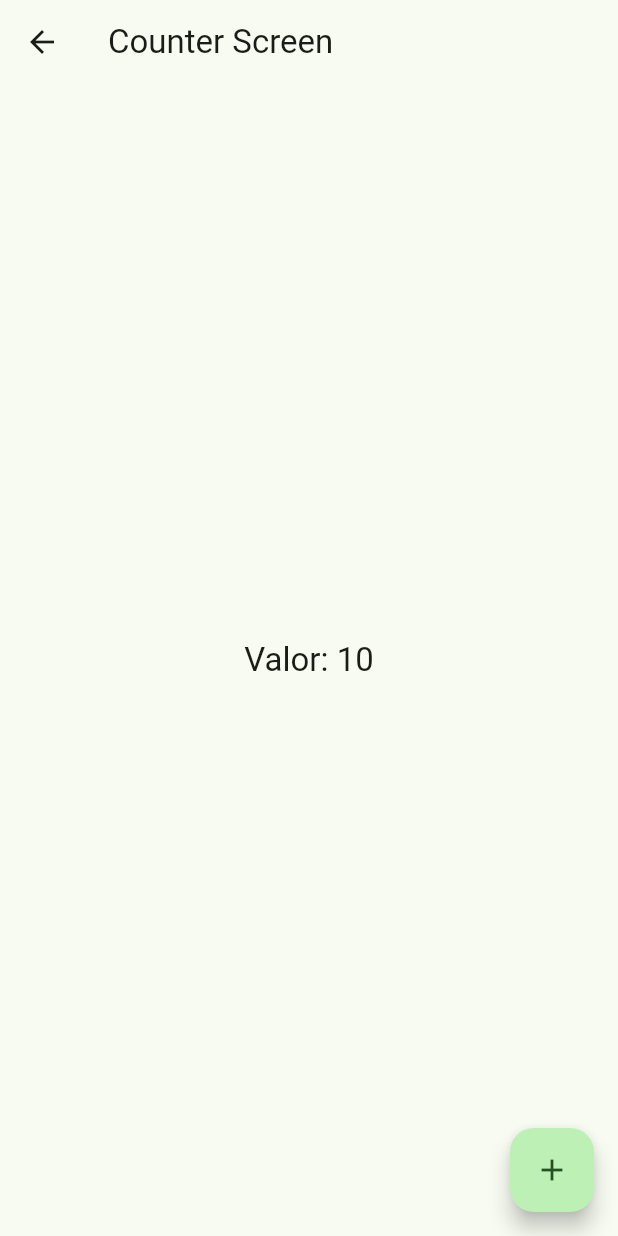
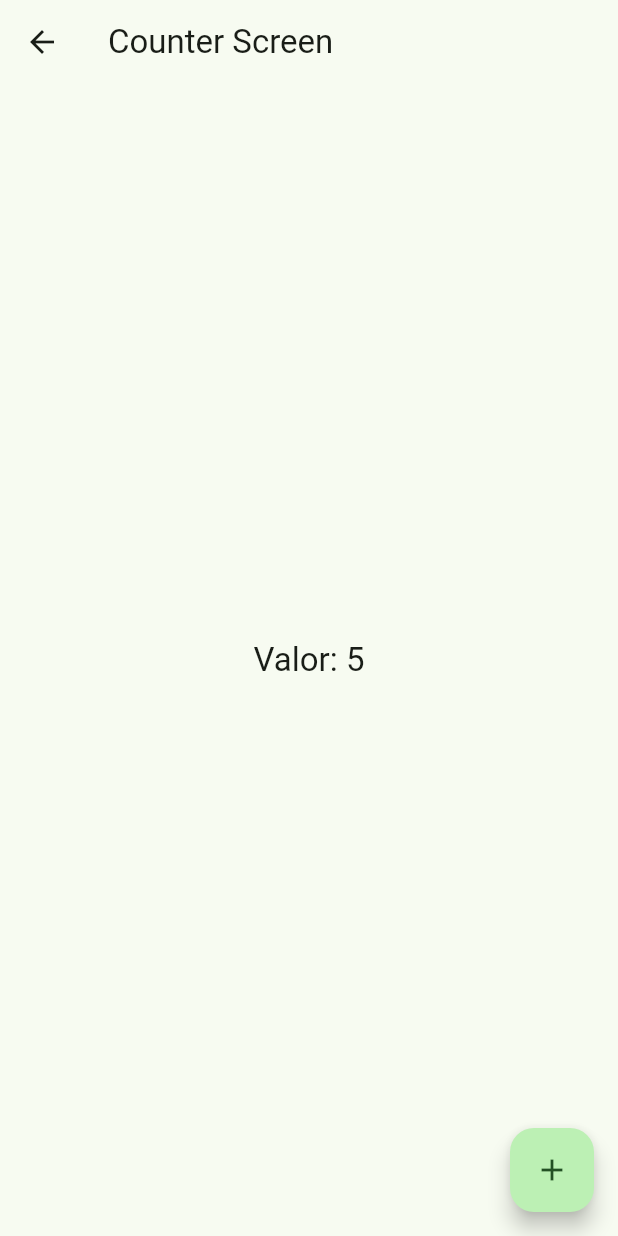
Before and after one commit to josecrsdc/widgetsApp, a Flutter app: the screen it shows after launch, after a tap on "Riverpod Counter", on a phone screen of 412 x 824 dp. Run offline on Flutter 3.47's test engine with Material 3 defaults, Android fonts, the phone set to English and light mode, and no system bars; our stand-ins replace animate_do, flutter_riverpod, go_router; missing offline and left inert: dart:ffi.

Commit message:
162-Agregar funcionalidad de contador utilizando Riverpod y ajustar la estructura de la aplicación

```diff
--- a/widgets_app/lib/main.dart
+++ b/widgets_app/lib/main.dart
@@ -1,9 +1,14 @@
 import 'package:flutter/material.dart';
+import 'package:flutter_riverpod/flutter_riverpod.dart';
 import 'package:widgets_app/config/router/app_router.dart';
 import 'package:widgets_app/config/theme/app_theme.dart';
 
 void main() {
-  runApp(const MainApp());
+  runApp(
+    const ProviderScope(
+      child: MainApp()
+    )
+  );
 }
 
 class MainApp extends StatelessWidget {
--- /dev/null
+++ b/widgets_app/lib/presentation/providers/counte_provider.dart
@@ -0,0 +1,3 @@
+import 'package:flutter_riverpod/legacy.dart';
+
+final counterProvider = StateProvider((ref) => 5);
--- a/widgets_app/lib/presentation/screens/counter/counter_screen.dart
+++ b/widgets_app/lib/presentation/screens/counter/counter_screen.dart
@@ -1,18 +1,19 @@
 import 'package:flutter/material.dart';
+import 'package:flutter_riverpod/flutter_riverpod.dart';
+import 'package:widgets_app/presentation/providers/counte_provider.dart';
 
-class CounterScreen extends StatelessWidget {
+class CounterScreen extends ConsumerWidget {
   static const String name = 'counter_screen';
   const CounterScreen({super.key});
 
   @override
-  Widget build(BuildContext context) {
+  Widget build(BuildContext context, WidgetRef ref) {
+    final int clickCounter = ref.watch(counterProvider);
 
     return Scaffold(
-      appBar: AppBar(
-        title: const Text('Counter Screen')
-      ),
+      appBar: AppBar(title: const Text('Counter Screen')),
       body: Center(
-        child: Text('Valor: 10', style: Theme.of(context).textTheme.titleLarge,)
+        child: Text('Valor: $clickCounter', style: Theme.of(context).textTheme.titleLarge),
       ),
       floatingActionButton: FloatingActionButton(
         onPressed: () {},
--- a/widgets_app/pubspec.yaml
+++ b/widgets_app/pubspec.yaml
@@ -10,6 +10,7 @@ dependencies:
   animate_do: ^4.2.0
   flutter:
     sdk: flutter
+  flutter_riverpod: ^3.0.3
   go_router: ^17.0.0
 
 dev_dependencies:
```
Also changed, not shown: widgets_app/pubspec.lock.
